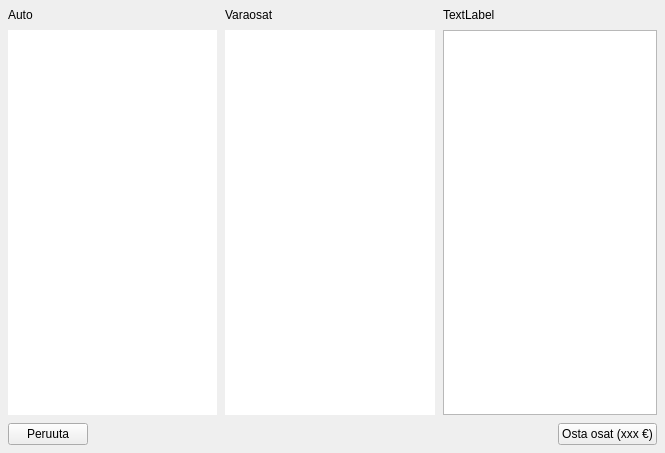
This is src/client/ui/technicsmenu.ui in ruisleipa/kp2 as Qt 5 draws it before an edit. The edited form follows.
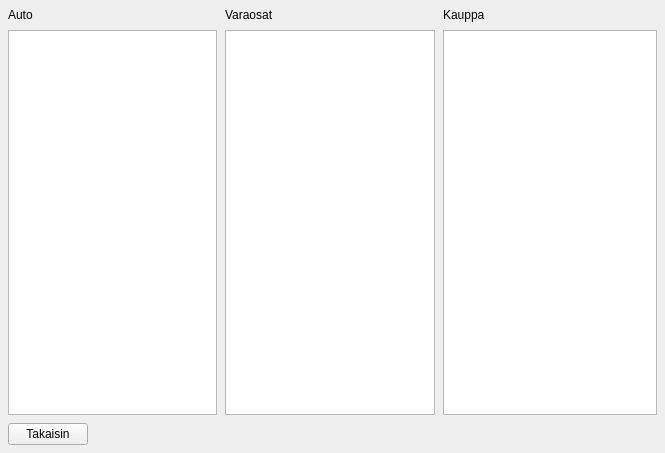
This is the edited form. Custom widgets are drawn as their Qt base class.

Commit message: Implemented a simple technics menu.

Diff of the .ui file:
```diff
--- a/src/client/ui/technicsmenu.ui
+++ b/src/client/ui/technicsmenu.ui
@@ -51,21 +51,30 @@
           </item>
           <item>
            <widget class="TableView" name="vehicleView">
-            <property name="sizePolicy">
-             <sizepolicy hsizetype="Preferred" vsizetype="Preferred">
-              <horstretch>0</horstretch>
-              <verstretch>0</verstretch>
-             </sizepolicy>
+            <property name="focusPolicy">
+             <enum>Qt::NoFocus</enum>
             </property>
-            <property name="frameShape">
-             <enum>QFrame::NoFrame</enum>
+            <property name="selectionMode">
+             <enum>QAbstractItemView::SingleSelection</enum>
             </property>
             <property name="dragDropMode">
              <enum>QAbstractItemView::NoDragDrop</enum>
             </property>
-            <property name="defaultDropAction">
-             <enum>Qt::MoveAction</enum>
+            <property name="showGrid">
+             <bool>false</bool>
             </property>
+            <property name="cornerButtonEnabled">
+             <bool>false</bool>
+            </property>
+            <attribute name="horizontalHeaderHighlightSections">
+             <bool>false</bool>
+            </attribute>
+            <attribute name="verticalHeaderVisible">
+             <bool>false</bool>
+            </attribute>
+            <attribute name="verticalHeaderHighlightSections">
+             <bool>false</bool>
+            </attribute>
            </widget>
           </item>
          </layout>
@@ -87,27 +96,30 @@
           </item>
           <item>
            <widget class="TableView" name="playerView">
-            <property name="sizePolicy">
-             <sizepolicy hsizetype="Preferred" vsizetype="Preferred">
-              <horstretch>0</horstretch>
-              <verstretch>0</verstretch>
-             </sizepolicy>
+            <property name="focusPolicy">
+             <enum>Qt::NoFocus</enum>
             </property>
-            <property name="frameShape">
-             <enum>QFrame::NoFrame</enum>
+            <property name="selectionMode">
+             <enum>QAbstractItemView::SingleSelection</enum>
             </property>
-            <property name="frameShadow">
-             <enum>QFrame::Plain</enum>
+            <property name="selectionBehavior">
+             <enum>QAbstractItemView::SelectRows</enum>
             </property>
-            <property name="verticalScrollBarPolicy">
-             <enum>Qt::ScrollBarAsNeeded</enum>
+            <property name="showGrid">
+             <bool>false</bool>
             </property>
-            <property name="horizontalScrollBarPolicy">
-             <enum>Qt::ScrollBarAlwaysOff</enum>
+            <property name="cornerButtonEnabled">
+             <bool>false</bool>
             </property>
-            <property name="defaultDropAction">
-             <enum>Qt::MoveAction</enum>
-            </property>
+            <attribute name="horizontalHeaderHighlightSections">
+             <bool>false</bool>
+            </attribute>
+            <attribute name="verticalHeaderVisible">
+             <bool>false</bool>
+            </attribute>
+            <attribute name="verticalHeaderHighlightSections">
+             <bool>false</bool>
+            </attribute>
            </widget>
           </item>
          </layout>
@@ -120,7 +132,7 @@
        <item>
         <widget class="QLabel" name="label">
          <property name="text">
-          <string>TextLabel</string>
+          <string>Kauppa</string>
          </property>
         </widget>
        </item>
@@ -164,7 +176,7 @@
      <item>
       <widget class="QPushButton" name="cancelButton">
        <property name="text">
-        <string>Peruuta</string>
+        <string>Takaisin</string>
        </property>
       </widget>
      </item>
@@ -181,13 +193,6 @@
        </property>
       </spacer>
      </item>
-     <item>
-      <widget class="QPushButton" name="okButton">
-       <property name="text">
-        <string>Osta osat (xxx €)</string>
-       </property>
-      </widget>
-     </item>
     </layout>
    </item>
   </layout>
```
Left out of the diff: 4 changed lines with no effect on the pictures. The commit also changes 2 other files.
